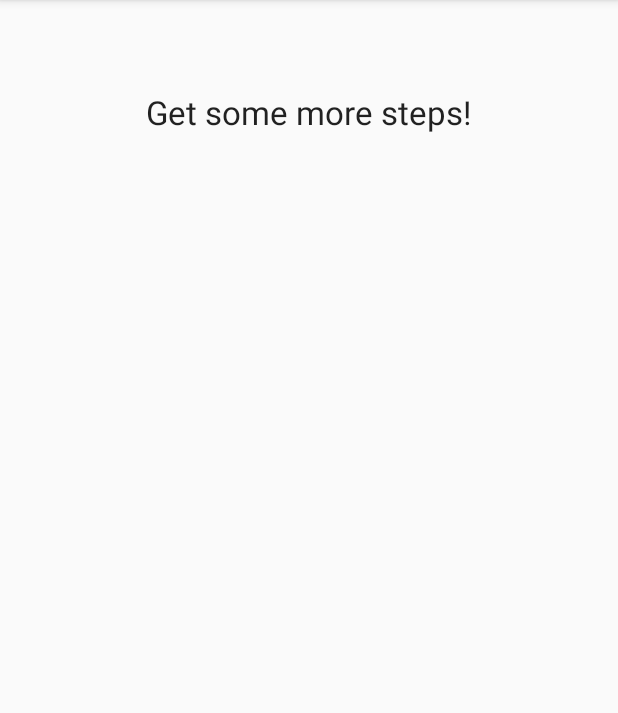
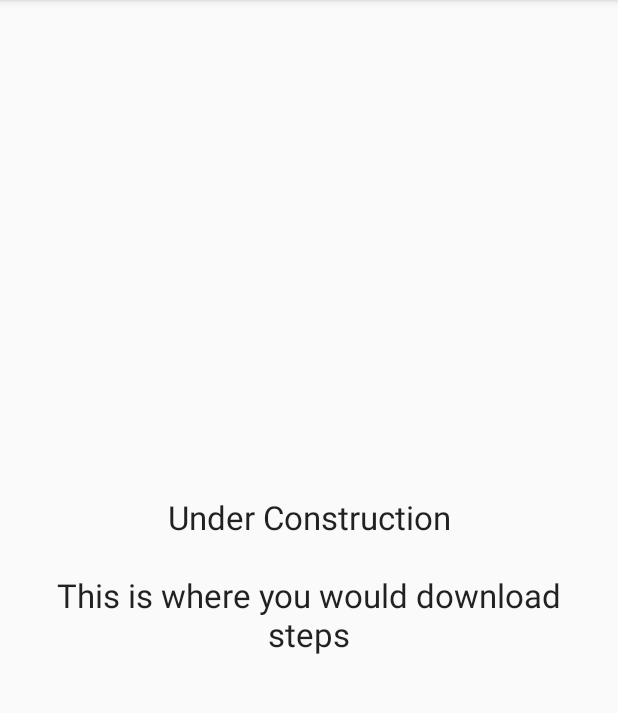
Before and after one commit to KillerSpiders/StepByStep, an Android app: the fragment GetStepsFragment shown on its own in the app's theme, on a phone screen of 412 x 824 dp, the part 84-797 px from its top. Run offline under Robolectric (Android 15) with nearby library versions, the phone set to English and light mode, and no system bars; 1 statement that could not run was skipped.

Commit message:
changed text and stopped created speech engine if not needed

```diff
--- a/mobile/src/main/res/layout/fragment_get_steps.xml
+++ b/mobile/src/main/res/layout/fragment_get_steps.xml
@@ -6,9 +6,10 @@
         android:layout_width="wrap_content"
         android:layout_height="wrap_content"
         android:textAppearance="?android:attr/textAppearanceLarge"
-        android:text="Get some more steps!"
+        android:text="Under Construction\n\nThis is where you would download steps"
+        android:gravity="center"
         android:id="@+id/textView"
-        android:layout_alignParentTop="true"
-        android:layout_centerHorizontal="true"
+        android:layout_margin="10dp"
+        android:layout_centerInParent="true"
         android:layout_marginTop="60dp" />
 </RelativeLayout>
```
Also changed, not shown: mobile/src/main/java/com/joshstrohminger/stepbystep/MainMobileActivity.java (+5 -5 lines), mobile/src/main/java/com/joshstrohminger/stepbystep/StepFragment.java (+7 -1 lines).
